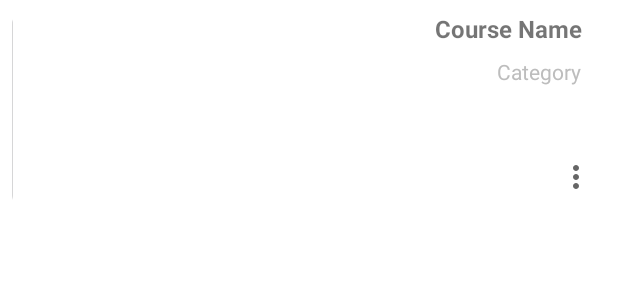
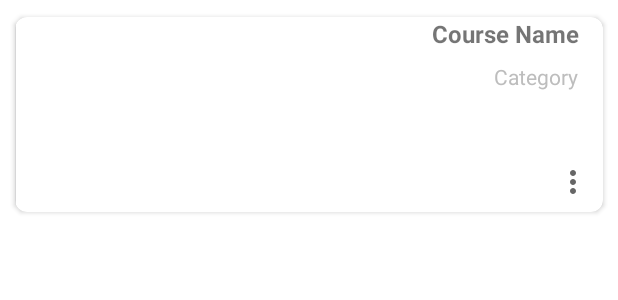
Before and after one commit to AndresLesmesg/TotalFocus, an Android app: the layout card_course.xml on its own in the app's theme, with its tools: preview values and no code run, on a phone screen of 412 x 824 dp. Shown: the top 300 px of the screen. Run offline under Robolectric (Android 15) with nearby library versions, the phone set to English and light mode, and no system bars.

Commit message:
FIX style CardView Course

```diff
--- a/app/src/main/res/layout/card_course.xml
+++ b/app/src/main/res/layout/card_course.xml
@@ -8,8 +8,6 @@
     android:layout_margin="5dp"
     app:cardBackgroundColor="@color/white"
     app:cardCornerRadius="8dp"
-    app:cardElevation="0dp"
-    app:cardMaxElevation="0dp"
     app:cardPreventCornerOverlap="true"
     app:cardUseCompatPadding="true">
 
```
